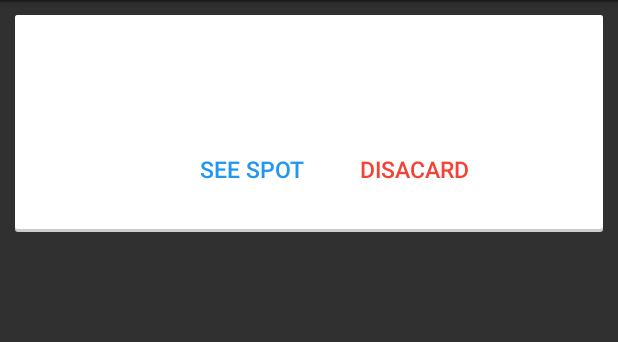
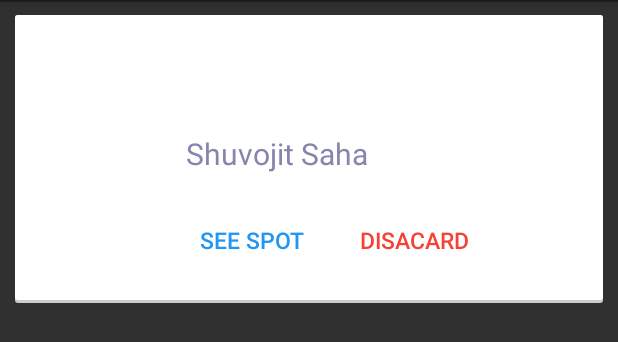
Before and after one commit to AumitHasan/TourismBD, an Android app: the layout favourites_spot_list_view_layout.xml on its own in the app's theme, with its tools: preview values and no code run, on a phone screen of 412 x 824 dp. Shown: the top 342 px of the screen. Run offline under Robolectric (Android 15) with nearby library versions, the phone set to English and light mode, and no system bars.

Commit message:
Modification on Favourites Layout and fragment

```diff
--- a/app/src/main/java/com/apppreview/shuvojit/tourismbd/allpackges/adapters/listViewAdapters/FavouritesSpotListViewAdapter.java
+++ b/app/src/main/java/com/apppreview/shuvojit/tourismbd/allpackges/adapters/listViewAdapters/FavouritesSpotListViewAdapter.java
@@ -37,6 +37,7 @@ public class FavouritesSpotListViewAdapter extends BaseAdapter implements Initia
     private Button btnDiscardTouristSpot;
     private TextView txtSpotName;
     private ImageView imgSpotIcon;
+    private TextView txtSpotCategory;
     private Context context;
     private View adapterView;
     private String[] allSpotsName;
@@ -91,6 +92,7 @@ public class FavouritesSpotListViewAdapter extends BaseAdapter implements Initia
         initialize();
         FavouritesListsTable favouritesSpotInfo = favouritesSpotInfoArrayList.get(position);
         txtSpotName.setText(favouritesSpotInfo.getSpotName());
+        txtSpotCategory.setText(favouritesSpotInfo.getSpotType());
         txtSpotName.setTypeface(typeface);
         imgSpotIcon.setImageResource(getImageResourceID(favouritesSpotInfo.getSpotName()));
         if (btnSeeTouristSpot != null && btnDiscardTouristSpot != null) {
@@ -103,6 +105,7 @@ public class FavouritesSpotListViewAdapter extends BaseAdapter implements Initia
     public void initialize() {
         if (adapterView != null) {
             txtSpotName = (TextView) adapterView.findViewById(R.id.txt_tourist_spot_name);
+            txtSpotCategory = (TextView) adapterView.findViewById(R.id.txtCategory);
             imgSpotIcon = (ImageView) adapterView.findViewById(R.id.ic_tourist_spot);
             btnDiscardTouristSpot = (Button) adapterView.
                     findViewById(R.id.btn_discard_tourist_spot);
--- a/app/src/main/res/layout/favourites_spot_list_view_layout.xml
+++ b/app/src/main/res/layout/favourites_spot_list_view_layout.xml
@@ -16,57 +16,65 @@
             android:id="@+id/ic_tourist_spot"
             android:layout_width="0dp"
             android:layout_height="wrap_content"
-            android:scaleType="centerInside"
             android:layout_weight="1"
             android:padding="10dp"
-            />
+            android:scaleType="centerInside" />
 
         <LinearLayout
             android:layout_width="0dp"
             android:layout_height="wrap_content"
+            android:layout_marginLeft="10dp"
             android:layout_weight="3"
-            android:orientation="vertical"
-            android:layout_marginLeft="10dp">
+            android:orientation="vertical">
 
 
             <TextView
                 android:id="@+id/txt_tourist_spot_name"
                 android:layout_width="wrap_content"
                 android:layout_height="wrap_content"
+                android:layout_marginBottom="20dp"
+                android:elevation="5dp"
                 android:gravity="center_vertical"
                 android:textColor="@color/colorAccent"
-                android:textSize="30sp"
+                android:textSize="30sp" />
+
+            <TextView
+                android:id="@+id/txtCategory"
+                android:layout_width="wrap_content"
+                android:layout_height="wrap_content"
                 android:layout_marginBottom="20dp"
-                android:elevation="5dp" />
+                android:text="Shuvojit Saha"
+                android:textColor="@color/ashgrey"
+                android:textSize="20sp" />
 
             <LinearLayout
                 android:layout_width="match_parent"
                 android:layout_height="wrap_content"
-                android:orientation="horizontal"
-                android:gravity="start|bottom">
+                android:gravity="start|bottom"
+                android:orientation="horizontal">
 
                 <Button
                     android:id="@+id/btn_see_tourist_spot"
                     android:layout_width="wrap_content"
                     android:layout_height="wrap_content"
+                    android:layout_marginEnd="10dp"
+                    android:layout_marginRight="10dp"
                     android:background="@android:color/transparent"
+                    android:elevation="5dp"
+                    android:text="@string/btn_see_tourist_spot"
                     android:textColor="@color/buttonTextColor"
-                    android:layout_marginRight="10dp"
-                    android:layout_marginEnd="10dp"
-                    android:text="@string/btn_see_tourist_spot"
-                    android:elevation="5dp"
                     android:textSize="15sp" />
 
                 <Button
                     android:id="@+id/btn_discard_tourist_spot"
                     android:layout_width="wrap_content"
                     android:layout_height="wrap_content"
-                    android:background="@android:color/transparent"
-                    android:textColor="@color/colorPrimary"
                     android:layout_marginLeft="10dp"
                     android:layout_marginStart="10dp"
+                    android:background="@android:color/transparent"
+                    android:elevation="5dp"
                     android:text="@string/btn_discard_tourist_spot"
-                    android:elevation="5dp"
+                    android:textColor="@color/colorPrimary"
                     android:textSize="15sp" />
             </LinearLayout>
 
```
Also changed, not shown: 27 other files.
